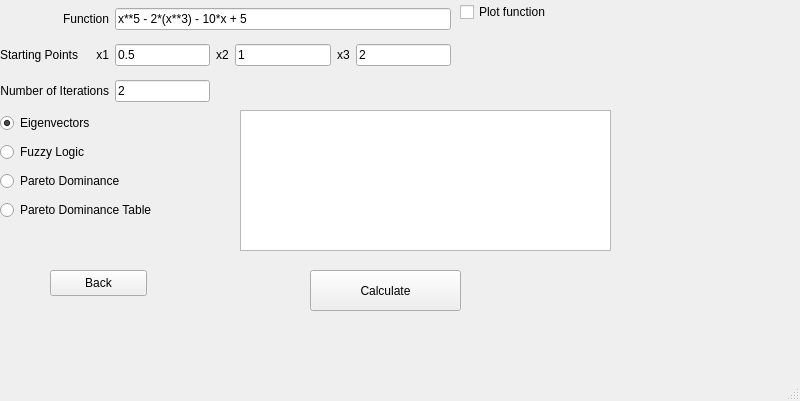
Qt form multiobjective.ui (MaxGiuP/General_Function_Minimiser) before a commit.
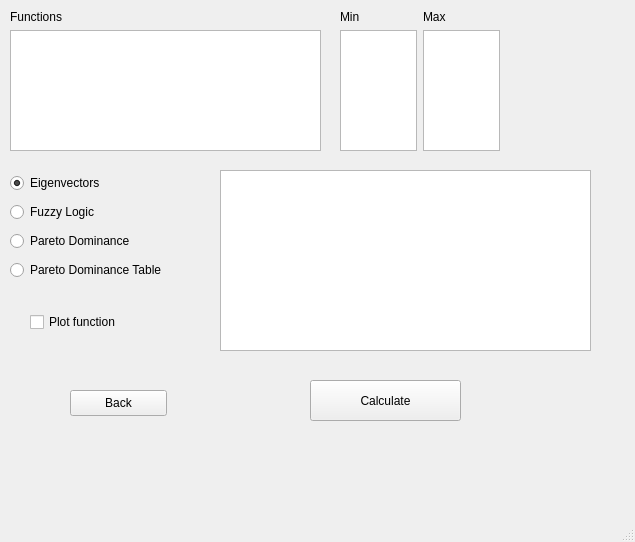
The same form after that commit.

```diff
--- a/multiobjective.ui
+++ b/multiobjective.ui
@@ -6,131 +6,30 @@
    <rect>
     <x>0</x>
     <y>0</y>
-    <width>800</width>
-    <height>401</height>
+    <width>635</width>
+    <height>542</height>
    </rect>
   </property>
   <property name="windowTitle">
    <string>MainWindow</string>
   </property>
   <widget class="QWidget" name="centralwidget">
-   <widget class="QWidget" name="gridLayoutWidget">
-    <property name="geometry">
-     <rect>
-      <x>0</x>
-      <y>0</y>
-      <width>451</width>
-      <height>111</height>
-     </rect>
-    </property>
-    <layout class="QGridLayout" name="gridLayout">
-     <item row="1" column="2">
-      <widget class="QLineEdit" name="txtx1">
-       <property name="text">
-        <string>0.5</string>
-       </property>
-      </widget>
-     </item>
-     <item row="1" column="0">
-      <widget class="QLabel" name="label_2">
-       <property name="text">
-        <string>Starting Points</string>
-       </property>
-       <property name="alignment">
-        <set>Qt::AlignmentFlag::AlignRight|Qt::AlignmentFlag::AlignTrailing|Qt::AlignmentFlag::AlignVCenter</set>
-       </property>
-      </widget>
-     </item>
-     <item row="1" column="5">
-      <widget class="QLabel" name="label_5">
-       <property name="text">
-        <string>x3</string>
-       </property>
-      </widget>
-     </item>
-     <item row="1" column="3">
-      <widget class="QLabel" name="label_4">
-       <property name="text">
-        <string>x2</string>
-       </property>
-      </widget>
-     </item>
-     <item row="0" column="2" colspan="5">
-      <widget class="QLineEdit" name="txtFunction">
-       <property name="text">
-        <string>x**5 - 2*(x**3) - 10*x + 5</string>
-       </property>
-      </widget>
-     </item>
-     <item row="1" column="6">
-      <widget class="QLineEdit" name="txtx3">
-       <property name="text">
-        <string>2</string>
-       </property>
-      </widget>
-     </item>
-     <item row="1" column="4">
-      <widget class="QLineEdit" name="txtx2">
-       <property name="text">
-        <string>1</string>
-       </property>
-      </widget>
-     </item>
-     <item row="2" column="2">
-      <widget class="QLineEdit" name="txtIterations">
-       <property name="text">
-        <string>2</string>
-       </property>
-      </widget>
-     </item>
-     <item row="1" column="1">
-      <widget class="QLabel" name="label_6">
-       <property name="text">
-        <string>x1</string>
-       </property>
-       <property name="alignment">
-        <set>Qt::AlignmentFlag::AlignRight|Qt::AlignmentFlag::AlignTrailing|Qt::AlignmentFlag::AlignVCenter</set>
-       </property>
-      </widget>
-     </item>
-     <item row="0" column="0" colspan="2">
-      <widget class="QLabel" name="label">
-       <property name="text">
-        <string>Function</string>
-       </property>
-       <property name="alignment">
-        <set>Qt::AlignmentFlag::AlignRight|Qt::AlignmentFlag::AlignTrailing|Qt::AlignmentFlag::AlignVCenter</set>
-       </property>
-      </widget>
-     </item>
-     <item row="2" column="0" colspan="2">
-      <widget class="QLabel" name="label_3">
-       <property name="text">
-        <string>Number of Iterations</string>
-       </property>
-       <property name="alignment">
-        <set>Qt::AlignmentFlag::AlignRight|Qt::AlignmentFlag::AlignTrailing|Qt::AlignmentFlag::AlignVCenter</set>
-       </property>
-      </widget>
-     </item>
-    </layout>
-   </widget>
    <widget class="QTextEdit" name="txtOutput">
     <property name="geometry">
      <rect>
-      <x>240</x>
-      <y>110</y>
+      <x>220</x>
+      <y>170</y>
       <width>371</width>
-      <height>141</height>
+      <height>181</height>
      </rect>
     </property>
    </widget>
    <widget class="QWidget" name="verticalLayoutWidget">
     <property name="geometry">
      <rect>
-      <x>0</x>
-      <y>110</y>
-      <width>244</width>
+      <x>10</x>
+      <y>170</y>
+      <width>201</width>
       <height>116</height>
      </rect>
     </property>
@@ -172,7 +71,7 @@
     <property name="geometry">
      <rect>
       <x>310</x>
-      <y>270</y>
+      <y>380</y>
       <width>151</width>
       <height>41</height>
      </rect>
@@ -184,8 +83,8 @@
    <widget class="QCheckBox" name="cbPlot">
     <property name="geometry">
      <rect>
-      <x>460</x>
-      <y>0</y>
+      <x>30</x>
+      <y>310</y>
       <width>121</width>
       <height>24</height>
      </rect>
@@ -197,8 +96,8 @@
    <widget class="QPushButton" name="btnBack">
     <property name="geometry">
      <rect>
-      <x>50</x>
-      <y>270</y>
+      <x>70</x>
+      <y>390</y>
       <width>97</width>
       <height>26</height>
      </rect>
@@ -207,6 +106,60 @@
      <string>Back</string>
     </property>
    </widget>
+   <widget class="QWidget" name="formLayoutWidget">
+    <property name="geometry">
+     <rect>
+      <x>10</x>
+      <y>10</y>
+      <width>311</width>
+      <height>141</height>
+     </rect>
+    </property>
+    <layout class="QFormLayout" name="formLayout">
+     <item row="1" column="0" colspan="2">
+      <widget class="QTextEdit" name="txtFunctions"/>
+     </item>
+     <item row="0" column="0" colspan="2">
+      <widget class="QLabel" name="label">
+       <property name="text">
+        <string>Functions</string>
+       </property>
+      </widget>
+     </item>
+    </layout>
+   </widget>
+   <widget class="QWidget" name="gridLayoutWidget">
+    <property name="geometry">
+     <rect>
+      <x>340</x>
+      <y>10</y>
+      <width>160</width>
+      <height>141</height>
+     </rect>
+    </property>
+    <layout class="QGridLayout" name="gridLayout">
+     <item row="1" column="1">
+      <widget class="QTextEdit" name="txtRight"/>
+     </item>
+     <item row="1" column="0">
+      <widget class="QTextEdit" name="txtLeft"/>
+     </item>
+     <item row="0" column="0">
+      <widget class="QLabel" name="label_2">
+       <property name="text">
+        <string>Min</string>
+       </property>
+      </widget>
+     </item>
+     <item row="0" column="1">
+      <widget class="QLabel" name="label_3">
+       <property name="text">
+        <string>Max</string>
+       </property>
+      </widget>
+     </item>
+    </layout>
+   </widget>
   </widget>
   <widget class="QMenuBar" name="menubar">
    <property name="geometry">
```
Left out of the diff: 2 changed lines with no effect on the pictures.
